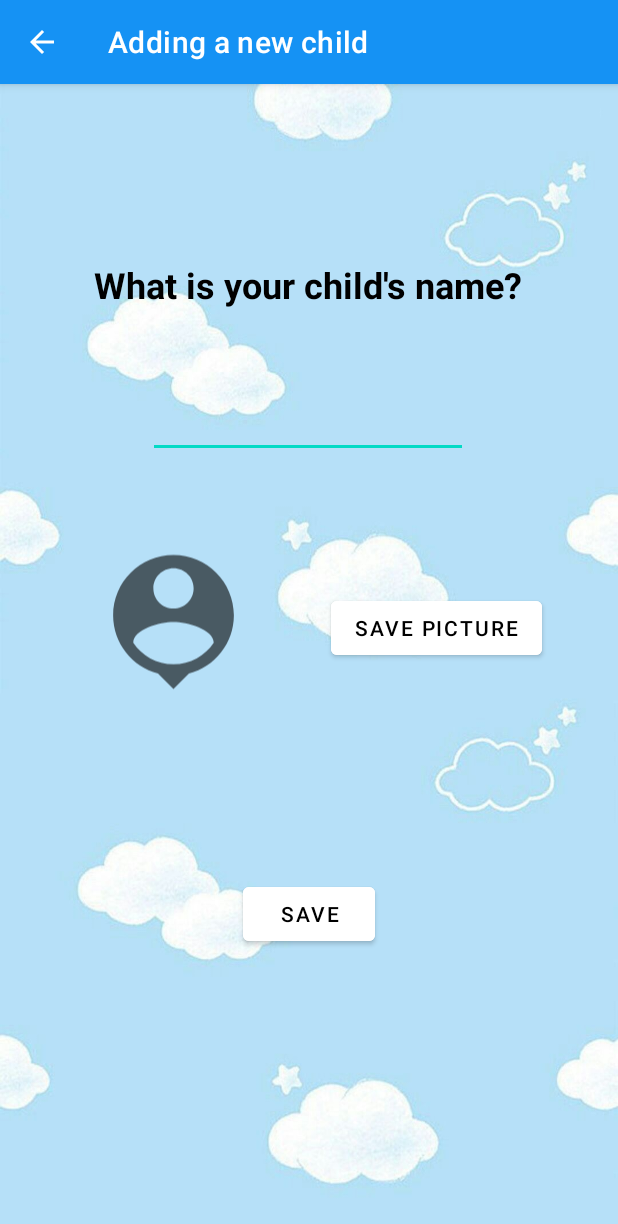
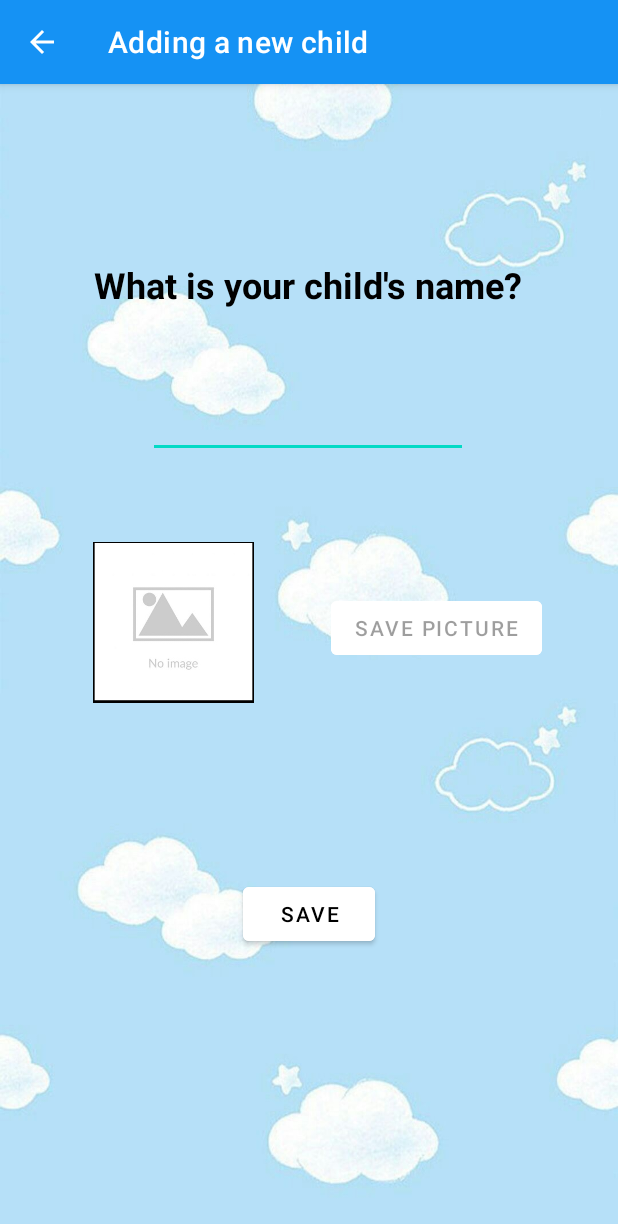
Before and after one commit to danielvnguyen/PracticalParentApp, an Android app: the NewChildActivity screen opened directly, with no data from a screen before it, on a phone screen of 412 x 824 dp. Shown: the top 1224 px of the screen. Run offline under Robolectric (Android 15) with nearby library versions, the phone set to English and light mode, and no system bars; Roboto replaces fonts that are not available here.

Commit message:
Finished up Child Portraits functionality
Added child images to adapter and adjusted RecyclerViewAdapter class. Adjusted 'Edit a child' so you can edit child. Made it so default image works.

```diff
--- a/app/src/main/java/com/example/practicalparentapp/UI/NewChildActivity.java
+++ b/app/src/main/java/com/example/practicalparentapp/UI/NewChildActivity.java
@@ -12,11 +12,14 @@ import com.example.practicalparentapp.Model.RecyclerViewAdapter;
 import com.example.practicalparentapp.R;
 
 import android.Manifest;
+import android.annotation.SuppressLint;
 import android.content.Context;
 import android.content.Intent;
 import android.content.pm.PackageManager;
 import android.graphics.Bitmap;
+import android.graphics.BitmapFactory;
 import android.graphics.drawable.BitmapDrawable;
+import android.graphics.drawable.Drawable;
 import android.net.Uri;
 import android.os.Build;
 import android.os.Bundle;
@@ -35,6 +38,7 @@ import java.util.Objects;
 /**
  * This class manages the parent's children.
  * Supports adding, deleting, and editing.
+ * Also supports adding/editing a child's image.
  */
 public class NewChildActivity extends AppCompatActivity {
 
@@ -44,52 +48,101 @@ public class NewChildActivity extends AppCompatActivity {
     private Child editedChild;
     private EditText childNameInput;
     private Button deleteBtn;
+    private ImageView childImageInput;
+    private byte[] imageToSave;
+    private DataBaseManager manager;
 
-    ImageView imageViewProfilePicture;
-    Button imageViewPictureSave;
-    DataBaseManager manager;
-
+    @SuppressLint("WrongThread")
     @Override
     protected void onCreate(Bundle savedInstanceState) {
         super.onCreate(savedInstanceState);
         setContentView(R.layout.activity_new_child);
-        imageViewPictureSave=findViewById(R.id.imageViewNewChildActivityProfilePictureSave);
+        Objects.requireNonNull(getSupportActionBar()).setDisplayHomeAsUpEnabled(true);
+        childrenManager = ChildrenManager.getInstance(this);
+        manager = new DataBaseManager(NewChildActivity.this);
 
-        imageViewProfilePicture = findViewById(R.id.imageViewNewChildActivityProfilePicture);
-
-
-        imageViewProfilePicture.setOnClickListener(new View.OnClickListener() {
-            @Override
-            public void onClick(View view) {
-
-                chooseProfilePicture();
-            }
-
-        });
-        imageViewPictureSave.setOnClickListener(new View.OnClickListener() {
-            @Override
-            public void onClick(View view) {
-                byte[] bytesPictureSave=convertImageViewToByteArray(imageViewProfilePicture);
-                manager=new DataBaseManager(NewChildActivity.this);
-                if(manager.save(1,bytesPictureSave)){
-                    Toast.makeText(NewChildActivity.this,"Picture is saved successfully",Toast.LENGTH_SHORT).show();
-                }
-                else
-                {
-                    Toast.makeText(NewChildActivity.this,"Picture is NOT saved successfully",Toast.LENGTH_SHORT).show();
-                }
-
-            }
-        });
-
-
-        Objects.requireNonNull(getSupportActionBar()).setDisplayHomeAsUpEnabled(true);
-
-        childrenManager = ChildrenManager.getInstance(this);
+        //let imageToSave be default image initially
+        Bitmap bitmap = BitmapFactory.decodeResource(getResources(), R.drawable.defaultimage);
+        ByteArrayOutputStream stream = new ByteArrayOutputStream();
+        bitmap.compress(Bitmap.CompressFormat.JPEG, 100, stream);
+        imageToSave = stream.toByteArray();
 
         setInterface();
         setUpSaveBtn();
         setUpDeleteBtn();
+        setUpChooseImage();
+        setUpSaveImage();
+    }
+
+    private void setInterface() {
+        Button saveImgBtn = findViewById(R.id.save_img_btn);
+        saveImgBtn.setEnabled(false);
+        childNameInput = findViewById(R.id.child_name_input);
+        childImageInput = findViewById(R.id.choose_img_btn);
+        deleteBtn = findViewById(R.id.delete_btn);
+
+        //check if child being edited
+        Bundle extras = getIntent().getExtras();
+        if (extras != null) {
+            isEditingChild = (Boolean) extras.get(RecyclerViewAdapter.STRING_EXTRA);
+            editChildIndex = (Integer) extras.get(RecyclerViewAdapter.POSITION_EXTRA);
+        }
+
+        if (isEditingChild) {
+            setTitle("Editing a child");
+            deleteBtn.setVisibility(View.VISIBLE);
+            editedChild = childrenManager.getChildList().get(editChildIndex);
+            byte[] editChildImg = editedChild.getChildImage();
+            Bitmap bitmap = BitmapFactory.decodeByteArray(editChildImg, 0, editChildImg.length);
+            childImageInput.setImageBitmap(bitmap);
+            childNameInput.setText(editedChild.getName());
+        }
+        else {
+            setTitle("Adding a new child");
+        }
+    }
+
+    private void setUpSaveBtn() {
+        Button btn = findViewById(R.id.save_btn);
+        btn.setOnClickListener(view -> {
+            //update child info if was editing mode
+            if (isEditingChild) {
+                editedChild.editChild(childNameInput.getText().toString(), imageToSave);
+                ChildrenManager.saveChildList(this, childrenManager.getChildList());
+            }
+            //create new child and add to list
+            else {
+                Child newChild = new Child(childNameInput.getText().toString(), imageToSave);
+                childrenManager.addChildToList(this, newChild);
+            }
+            Toast.makeText(getApplicationContext(),"Child has been saved!", Toast.LENGTH_SHORT).show();
+            finish();
+        });
+    }
+
+    //Should lock this button until imageToSave is uploaded
+    private void setUpSaveImage() {
+        Button saveImgBtn = findViewById(R.id.save_img_btn);
+        saveImgBtn.setOnClickListener((v) -> {
+            imageToSave = convertImageViewToByteArray(childImageInput);
+
+            if(manager.save(1, imageToSave)){
+                Toast.makeText(NewChildActivity.this,"Picture saved successfully",Toast.LENGTH_SHORT).show();
+            }
+            else
+            {
+                Toast.makeText(NewChildActivity.this,"Picture NOT saved successfully",Toast.LENGTH_SHORT).show();
+            }
+        });
+    }
+
+    private void setUpChooseImage() {
+        ImageView chooseImage = findViewById(R.id.choose_img_btn);
+        Button saveImgBtn = findViewById(R.id.save_img_btn);
+        chooseImage.setOnClickListener((v) -> {
+            chooseProfilePicture();
+            saveImgBtn.setEnabled(true);
+        });
     }
 
     private byte[] convertImageViewToByteArray(ImageView imageView){
@@ -114,23 +167,17 @@ public class NewChildActivity extends AppCompatActivity {
         AlertDialog alertDialogProfilePicture = builder.create();
         alertDialogProfilePicture.show();
 
-        imageViewADPPCamera.setOnClickListener(new View.OnClickListener() {
-            @Override
-            public void onClick(View view) {
+        imageViewADPPCamera.setOnClickListener(view -> {
             if (checkAndRequestPermissions())
             {
                 takePictureFromCamera();
                 alertDialogProfilePicture.cancel();
             }
-            }
         });
 
-        imageViewADPPGallery.setOnClickListener(new View.OnClickListener() {
-            @Override
-            public void onClick(View view) {
+        imageViewADPPGallery.setOnClickListener(view -> {
             takePictureFromGallery();
             alertDialogProfilePicture.cancel();
-            }
         });
     }
 
@@ -146,14 +193,14 @@ public class NewChildActivity extends AppCompatActivity {
             case 1:
                 if (resultCode == RESULT_OK) {
                     Uri selectedImageUri = data.getData();
-                    imageViewProfilePicture.setImageURI(selectedImageUri);
+                    childImageInput.setImageURI(selectedImageUri);
                 }
                 break;
             case 2:
                 if (resultCode == RESULT_OK) {
                     Bundle bundle = data.getExtras();
                     Bitmap bitmapImage = (Bitmap) bundle.get("data");
-                    imageViewProfilePicture.setImageBitmap(bitmapImage);
+                    childImageInput.setImageBitmap(bitmapImage);
                 }
                 break;
         }
@@ -163,11 +210,8 @@ public class NewChildActivity extends AppCompatActivity {
         if(takePicture.resolveActivity(getPackageManager())!=null)
         {
             startActivityForResult(takePicture, 2);
-
-
         }
     }
-
 
     private boolean checkAndRequestPermissions() {
         if (Build.VERSION.SDK_INT >= 27) {
@@ -187,45 +231,6 @@ public class NewChildActivity extends AppCompatActivity {
             takePictureFromCamera();
         } else
             Toast.makeText(NewChildActivity.this, "Permission not Granted", Toast.LENGTH_SHORT).show();
-    }
-
-
-    private void setInterface() {
-        childNameInput = findViewById(R.id.child_name_input);
-        deleteBtn = findViewById(R.id.delete_btn);
-
-        //check if child being edited
-        Bundle extras = getIntent().getExtras();
-        if (extras != null) {
-            isEditingChild = (Boolean) extras.get(RecyclerViewAdapter.STRING_EXTRA);
-            editChildIndex = (Integer) extras.get(RecyclerViewAdapter.POSITION_EXTRA);
-        }
-
-        if (isEditingChild) {
-            setTitle("Configuring a child");
-            deleteBtn.setVisibility(View.VISIBLE);
-            editedChild = childrenManager.getChildList().get(editChildIndex);
-            childNameInput.setText(editedChild.getName());
-        }
-        else {
-            setTitle("Adding a new child");
-        }
-    }
-
-    private void setUpSaveBtn() {
-        Button btn = findViewById(R.id.save_btn);
-        btn.setOnClickListener(view -> {
-            if (isEditingChild) {
-                editedChild.editChild(childNameInput.getText().toString());
-                ChildrenManager.saveChildList(this, childrenManager.getChildList());
-            }
-            else {
-                Child newChild = new Child(childNameInput.getText().toString());
-                childrenManager.addChildToList(this, newChild);
-            }
-            Toast.makeText(getApplicationContext(),"Child has been saved!", Toast.LENGTH_SHORT).show();
-            finish();
-        });
     }
 
     private void setUpDeleteBtn() {
--- a/app/src/main/res/layout/activity_new_child.xml
+++ b/app/src/main/res/layout/activity_new_child.xml
@@ -70,29 +70,29 @@
         tools:visibility="visible" />
 
     <ImageView
-        android:id="@+id/imageViewNewChildActivityProfilePicture"
+        android:id="@+id/choose_img_btn"
         android:layout_width="107dp"
         android:layout_height="168dp"
         android:layout_gravity="center"
 
-        android:src="@drawable/ic_profile_picture"
+        android:src="@drawable/defaultimage"
         app:layout_constraintBottom_toTopOf="@+id/delete_btn"
         app:layout_constraintEnd_toEndOf="parent"
         app:layout_constraintHorizontal_bias="0.203"
         app:layout_constraintStart_toStartOf="parent"
         app:layout_constraintTop_toBottomOf="@+id/child_name_input"
         app:layout_constraintVertical_bias="0.428"
-        tools:ignore="ContentDescription" />
+        tools:ignore="ContentDescription,ImageContrastCheck" />
 
     <Button
-        android:id="@+id/imageViewNewChildActivityProfilePictureSave"
+        android:id="@+id/save_img_btn"
         android:layout_width="wrap_content"
         android:layout_height="wrap_content"
         android:backgroundTint="@color/white"
         android:text="@string/save_picture"
         app:layout_constraintBottom_toTopOf="@+id/delete_btn"
         app:layout_constraintEnd_toEndOf="parent"
-        app:layout_constraintStart_toEndOf="@+id/imageViewNewChildActivityProfilePicture"
+        app:layout_constraintStart_toEndOf="@+id/choose_img_btn"
         app:layout_constraintTop_toBottomOf="@+id/child_name_input"
         tools:ignore="TextContrastCheck" />
 
```
Also changed, not shown: app/src/main/java/com/example/practicalparentapp/Model/Child.java (+9 -12 lines), app/src/main/java/com/example/practicalparentapp/Model/RecyclerViewAdapter.java (+6 -1 lines). Lines whose indentation alone changed are shown as unchanged.
